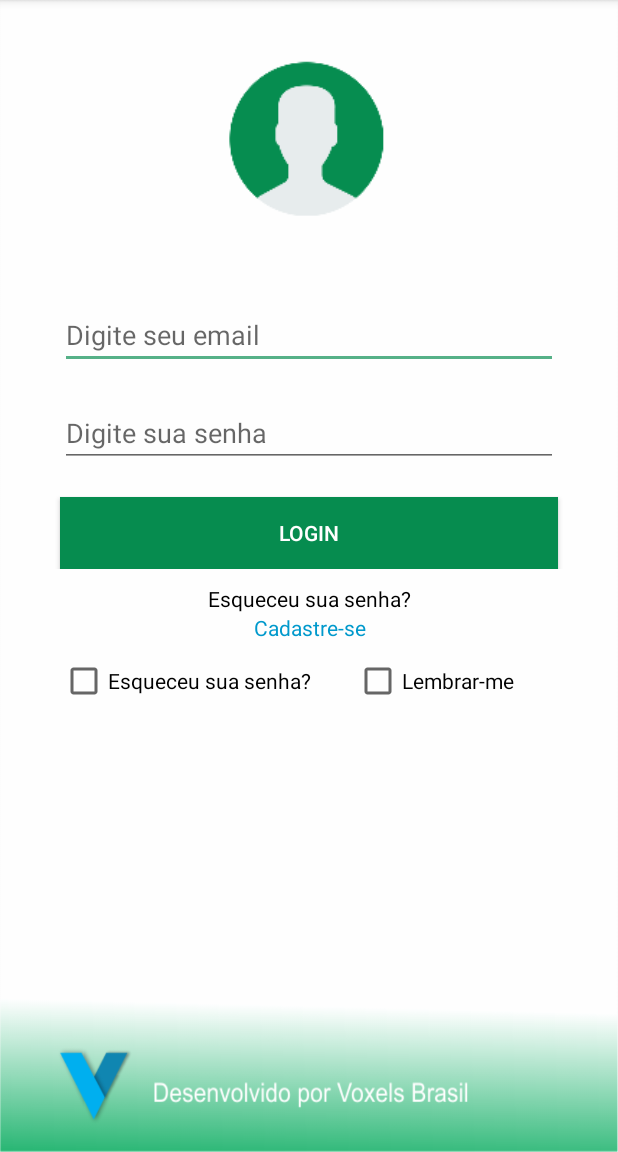
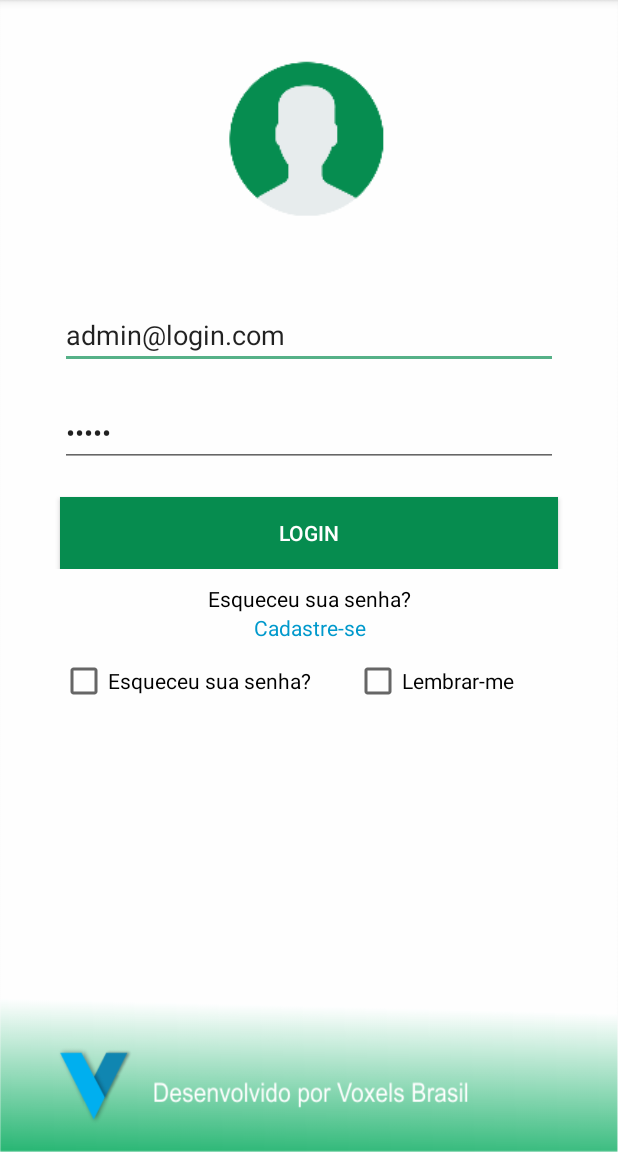
Before and after one commit to CassianoPersil/AppBov, an Android app: the screen it shows after launch (MainActivity), on a phone screen of 412 x 824 dp, the part 84-1236 px from its top. Run offline under Robolectric (Android 15) with nearby library versions, the phone set to English and light mode, and no system bars.

Commit message:
Login Funcionando, inicio de preenchimento de informações

```diff
--- a/app/src/main/java/com/projetos/appbov/MainActivity.java
+++ b/app/src/main/java/com/projetos/appbov/MainActivity.java
@@ -5,9 +5,11 @@ import android.support.v7.app.AppCompatActivity;
 import android.os.Bundle;
 import android.view.View;
 import android.widget.Button;
+import android.widget.EditText;
+import android.widget.Toast;
 
 public class MainActivity extends AppCompatActivity {
-
+    EditText usuario, senha;
     Button btLogar;
 
     @Override
@@ -15,12 +17,25 @@ public class MainActivity extends AppCompatActivity {
         super.onCreate(savedInstanceState);
         setContentView(R.layout.activity_main);
 
+        //Setando botões as variáveis
+        usuario = findViewById(R.id.ctEmail);
+        senha = findViewById(R.id.ctSenha);
+
+        usuario.setText("admin@login.com");
+        senha.setText("admin");
+
         btLogar = (Button)findViewById(R.id.btLogar);
         btLogar.setOnClickListener(new View.OnClickListener() {
             @Override
             public void onClick(View v) {
-                Intent intent = new Intent(getBaseContext(),MenudeAnimais.class);
-                startActivity(intent);
+                Login l = new Login();
+                if(l.logar(usuario.getText().toString(), senha.getText().toString())){
+                    Intent intent = new Intent(getBaseContext(),MenudeAnimais.class);
+                    startActivity(intent);
+                }else {
+                    Toast.makeText(getApplicationContext(),"Usuário ou senha incorretos", Toast.LENGTH_SHORT).show();
+                }
+
              }
         });
     }
--- a/app/src/main/res/layout/activity_main.xml
+++ b/app/src/main/res/layout/activity_main.xml
@@ -51,7 +51,7 @@
                 android:orientation="horizontal">
 
                 <EditText
-                    android:id="@+id/editText4"
+                    android:id="@+id/ctEmail"
                     android:layout_width="wrap_content"
                     android:layout_height="wrap_content"
                     android:layout_marginLeft="20dp"
@@ -59,7 +59,7 @@
                     android:layout_weight="1"
                     android:ems="10"
                     android:hint="Digite seu email"
-                    android:inputType="textPassword" />
+                    android:inputType="textEmailAddress" />
             </LinearLayout>
 
             <LinearLayout
@@ -70,7 +70,7 @@
                 android:orientation="horizontal">
 
                 <EditText
-                    android:id="@+id/editText5"
+                    android:id="@+id/ctSenha"
                     android:layout_width="195dp"
                     android:layout_height="wrap_content"
                     android:layout_marginLeft="20dp"
--- a/build.gradle
+++ b/build.gradle
@@ -7,7 +7,7 @@ buildscript {
 
     }
     dependencies {
-        classpath 'com.android.tools.build:gradle:3.3.2'
+        classpath 'com.android.tools.build:gradle:3.4.0'
 
         // NOTE: Do not place your application dependencies here; they belong
         // in the individual module build.gradle files
```
Also changed, not shown: app/src/main/res/layout/content_menude_animais.xml (+15 -0 lines), gradle/wrapper/gradle-wrapper.properties.
